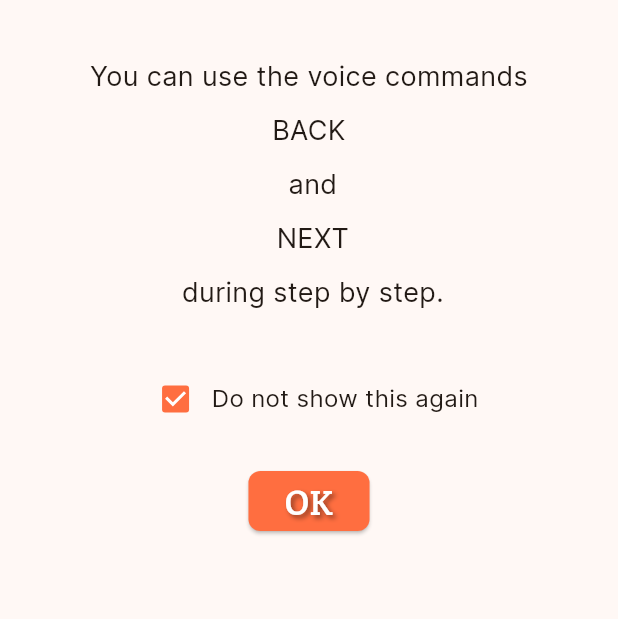
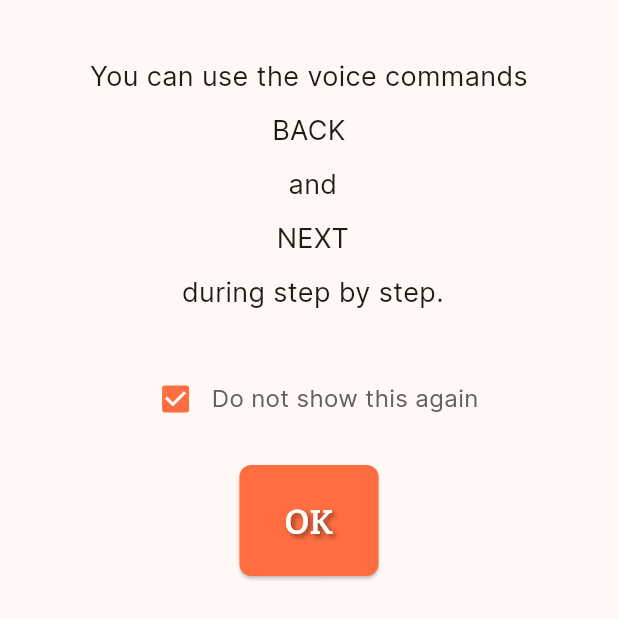
Before and after one commit to theosmuller/snapchef, a Flutter app: the VoicePopUpItem widget shown alone on an empty page, opened directly, on a phone screen of 412 x 824 dp. Shown: the top 619 px of the screen. Run offline on Flutter 3.47's test engine with Material 2 defaults, Android fonts, the phone set to English and light mode, and no system bars; our stand-ins replace file_picker, shared_preferences; missing offline and left inert: autocomplete_textfield; accounts and stored records are empty; network calls fail; project files that could hold a hidden picture were left out.

Commit message:
ajusted design

```diff
--- a/lib/voicepopupitem.dart
+++ b/lib/voicepopupitem.dart
@@ -57,7 +57,7 @@ class _VoicePopUpItemState extends State<VoicePopUpItem> {
                   }
               ),
               SizedBox(height: 20),
-              Text("Do not show this again", style: TextStyle(fontFamily: 'Inter', fontSize: 16)),
+              Text("Do not show this again", style: TextStyle(fontFamily: 'Inter', fontSize: 16, color: Colors.grey[700])),
             ],
           ),
           SizedBox(height: 20),
@@ -87,6 +87,7 @@ class _VoicePopUpItemState extends State<VoicePopUpItem> {
               shape: RoundedRectangleBorder(
                 borderRadius: BorderRadius.circular(8),
               ),
+              padding: const EdgeInsets.symmetric(horizontal: 30, vertical: 20),
             ),
           ),
         ],
```
Also changed, not shown: lib/firstStep.dart (+7 -4 lines).
